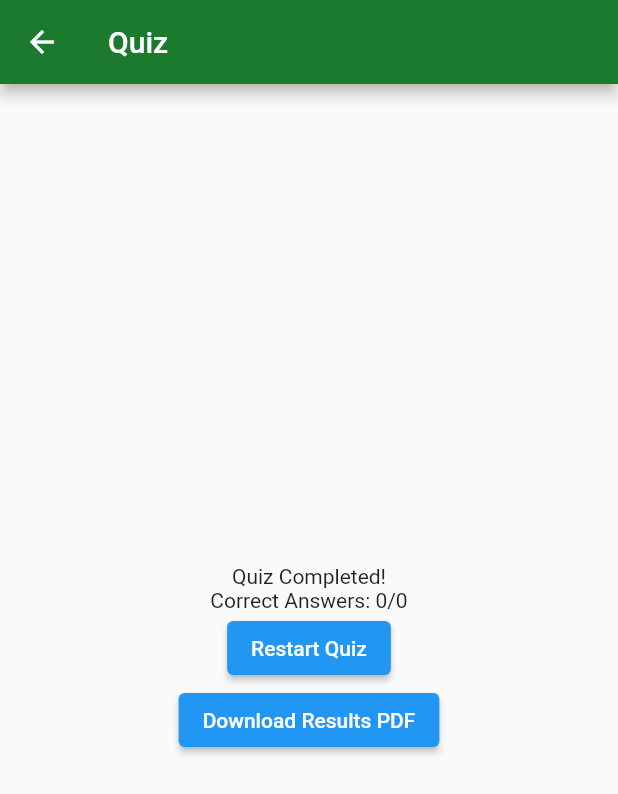
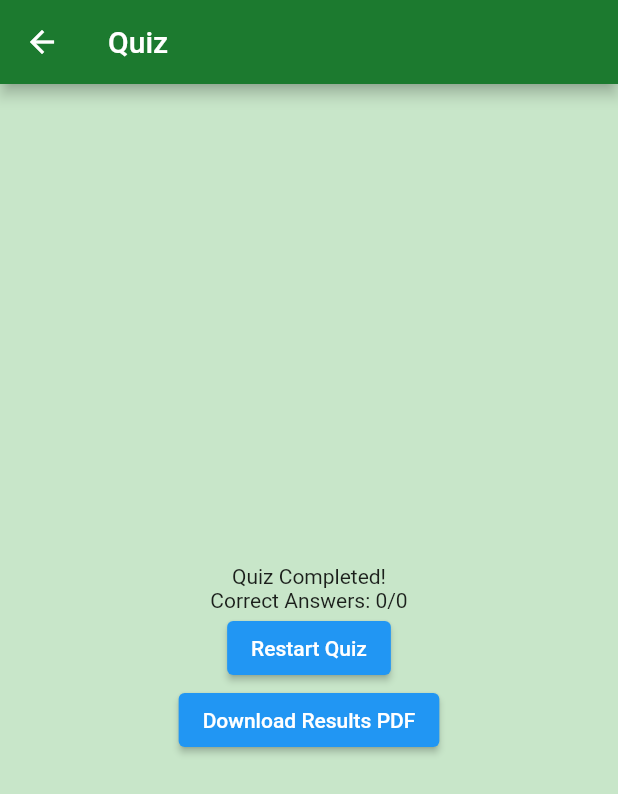
Before and after one commit to OmeshSachethana/SPM_Project, a Flutter app: the QuestionnaireScreen screen opened directly, on a phone screen of 412 x 824 dp. Shown: the top 794 px of the screen. Run offline on Flutter 3.47's test engine with Material 2 defaults, Android fonts, the phone set to English and light mode, and no system bars; our stand-ins replace camera, cloud_firestore, firebase_auth, firebase_core, firebase_storage, image_picker and 2 more; accounts and stored records are empty.

Commit message:
changed background color

```diff
--- a/lib/pages/profile_page.dart
+++ b/lib/pages/profile_page.dart
@@ -110,6 +110,7 @@ class _ProfilePageState extends State<ProfilePage> {
           ),
         ],
       ),
+      backgroundColor: Colors.green[100],
       body: StreamBuilder<DocumentSnapshot>(
         stream: FirebaseFirestore.instance
             .collection("Users")
--- a/lib/pages/questionaire/questionaire_screen.dart
+++ b/lib/pages/questionaire/questionaire_screen.dart
@@ -11,6 +11,7 @@ class QuestionnaireScreen extends StatelessWidget {
         backgroundColor: const Color.fromARGB(255, 28, 122, 47),
         title: const Text('Quiz'),
       ),
+      backgroundColor: Colors.green[100],
       body: QuestionList(),
     );
   }
```
